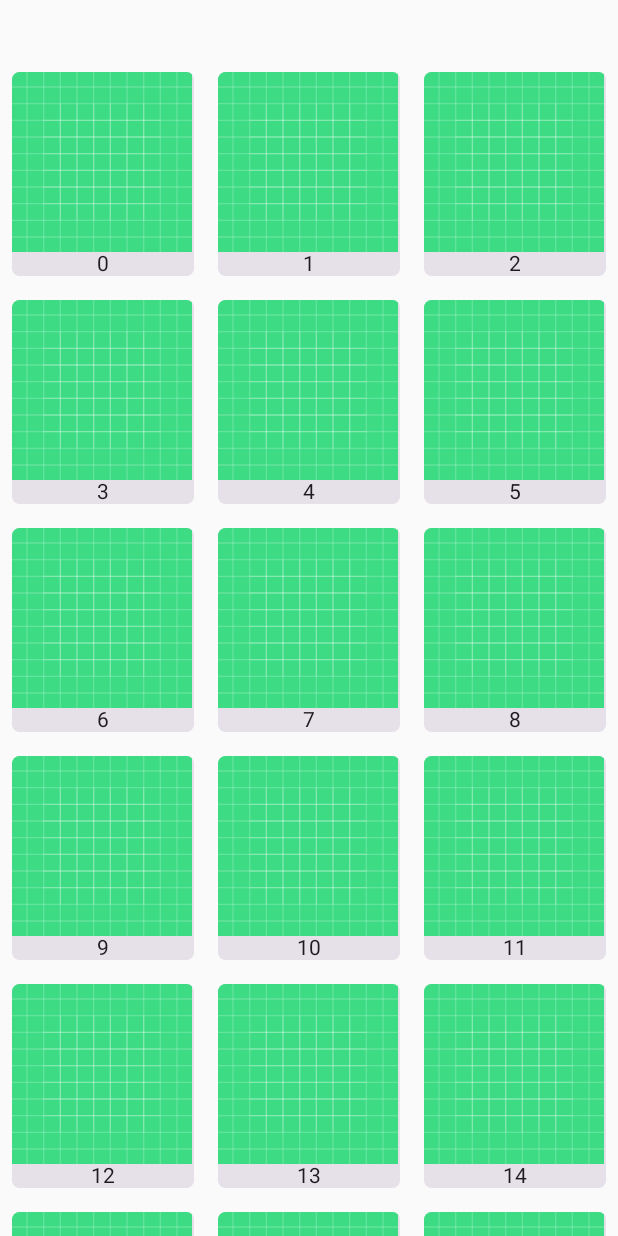
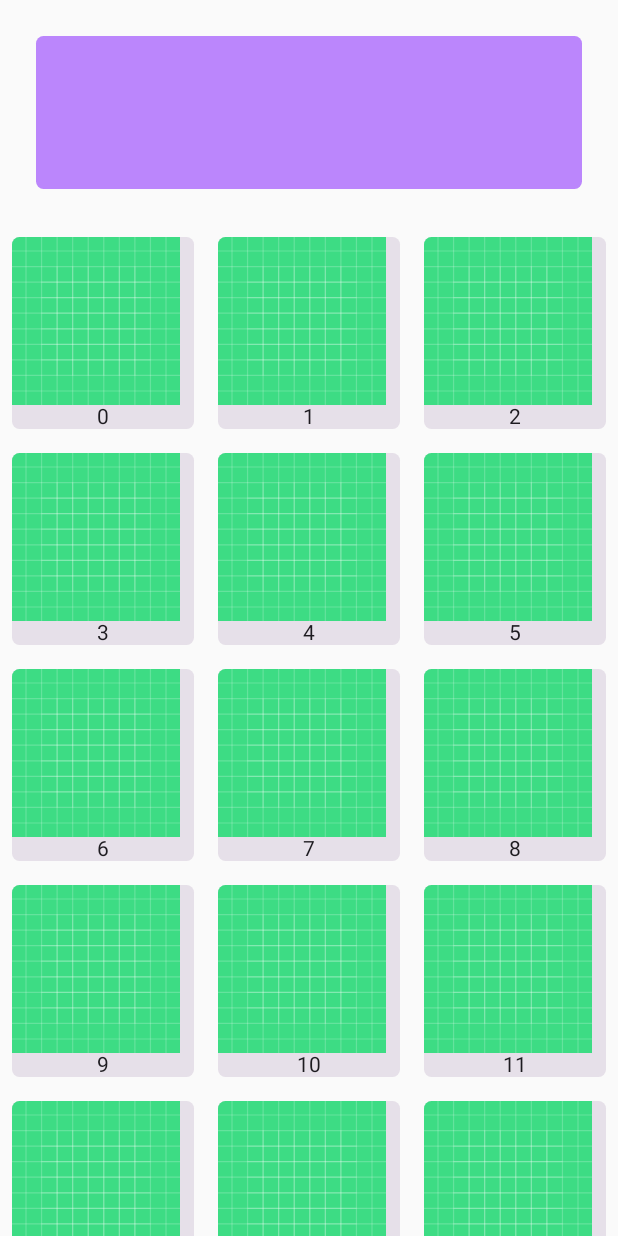
Before and after one commit to 1hamid/ilearn, an Android app built with Jetpack Compose: the screen it shows after launch (MainActivity), on a phone screen of 412 x 824 dp. Run offline under Robolectric (Android 15) with nearby library versions, the phone set to English and light mode, and no system bars.

Commit message:
add Review Dashboard

```diff
--- a/app/src/main/java/ir/hamid/ilearn/MainActivity.kt
+++ b/app/src/main/java/ir/hamid/ilearn/MainActivity.kt
@@ -9,16 +9,22 @@ import androidx.compose.foundation.layout.Arrangement
 import androidx.compose.foundation.layout.Column
 import androidx.compose.foundation.layout.Row
 import androidx.compose.foundation.layout.fillMaxSize
+import androidx.compose.foundation.layout.fillMaxWidth
+import androidx.compose.foundation.layout.height
 import androidx.compose.foundation.layout.padding
 import androidx.compose.foundation.layout.size
 import androidx.compose.foundation.layout.wrapContentSize
-import androidx.compose.foundation.lazy.grid.GridCells
-import androidx.compose.foundation.lazy.grid.LazyVerticalGrid
+import androidx.compose.foundation.lazy.staggeredgrid.LazyVerticalStaggeredGrid
+import androidx.compose.foundation.lazy.staggeredgrid.StaggeredGridCells
+import androidx.compose.foundation.lazy.staggeredgrid.StaggeredGridItemSpan
 import androidx.compose.foundation.shape.RoundedCornerShape
 import androidx.compose.material3.Card
+import androidx.compose.material3.CardColors
 import androidx.compose.material3.Text
 import androidx.compose.runtime.Composable
 import androidx.compose.ui.Modifier
+import androidx.compose.ui.graphics.Color
+import androidx.compose.ui.res.colorResource
 import androidx.compose.ui.res.painterResource
 import androidx.compose.ui.unit.dp
 
@@ -37,12 +43,28 @@ class MainActivity : ComponentActivity() {
 @Composable
 private fun LessonsList() {
 
-    LazyVerticalGrid(
+    LazyVerticalStaggeredGrid(
         modifier = Modifier
-            .fillMaxSize()
-            .padding(top = 40.dp),
-        columns = GridCells.Adaptive(minSize = 128.dp),
+            .fillMaxSize(),
+        columns = StaggeredGridCells.Adaptive(minSize = 128.dp),
     ) {
+        item( span = StaggeredGridItemSpan.FullLine) {
+            Card(  // dashboard for Review words
+                modifier = Modifier
+                    .height(150.dp)
+                    .fillMaxWidth()
+                    .padding(24.dp),
+                shape = RoundedCornerShape(5.dp),
+                colors = CardColors(
+                    containerColor = colorResource(id = R.color.purple_200),
+                    contentColor = colorResource(id = R.color.black),
+                    disabledContainerColor = Color.Gray,
+                    disabledContentColor = Color.DarkGray
+                )
+            ) {
+
+            }
+        }
         items(count = 46) { index ->
             LessonsCard(text = index.toString())
         }
@@ -54,14 +76,14 @@ private fun LessonsCard(text: String) {
     Card(
         modifier = Modifier
             .padding(8.dp)
-            .wrapContentSize()            ,
+            .wrapContentSize(),
         shape = RoundedCornerShape(5.dp)
     ) {
         Column {
             Image(
                 painter = painterResource(id = R.drawable.ic_launcher_background),
                 contentDescription = "description",
-                modifier = Modifier.size(120.dp)
+                modifier = Modifier.size(112.dp)
             )
             Row(
                 modifier = Modifier.fillMaxSize(),
```
